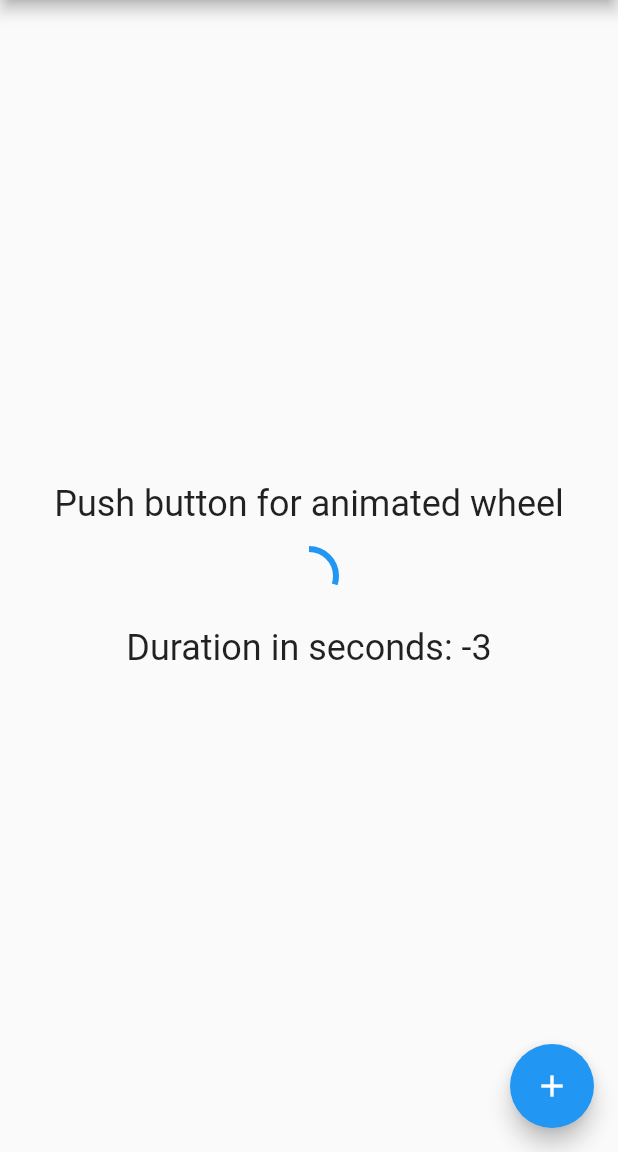
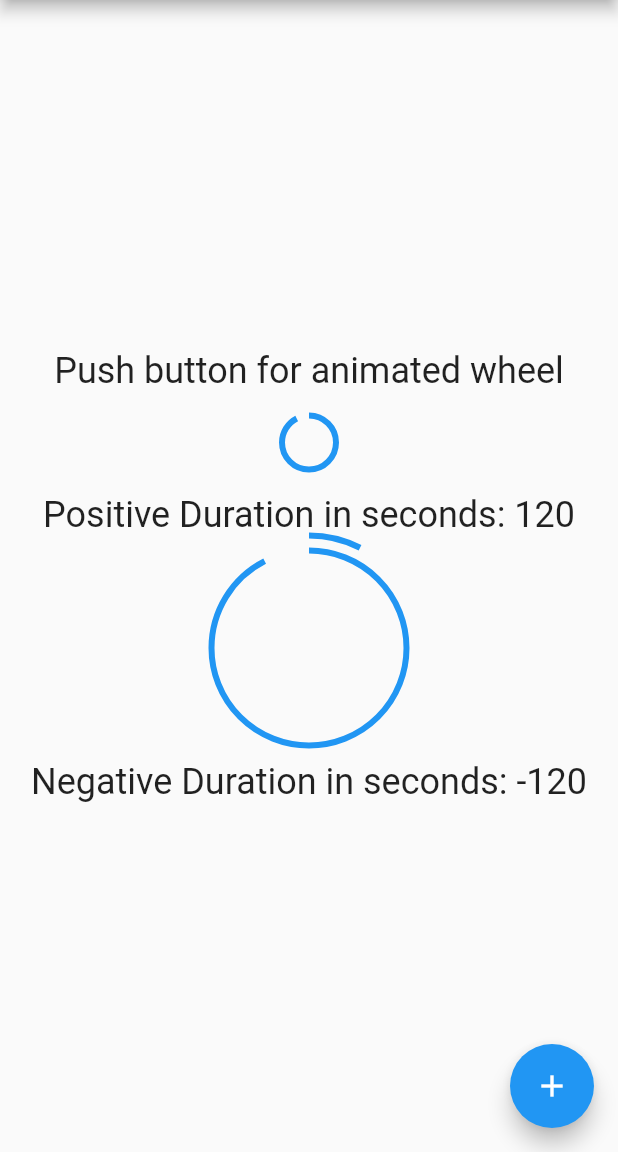
Before and after one commit to GitHubStuff/timed_wheel_widget, a Flutter app: the screen it shows after launch, after a tap on the "add" icon, on a phone screen of 412 x 824 dp, the part 84-1236 px from its top. Run offline on Flutter 3.47's test engine with Material 2 defaults, Android fonts, the phone set to English and light mode, and no system bars; our stand-ins replace bloc, equatable, flutter_bloc.

Commit message:
Tweeks in ui

```diff
--- a/example/lib/main.dart
+++ b/example/lib/main.dart
@@ -33,7 +33,8 @@ class MyHomePage extends StatefulWidget {
 }
 
 class _MyHomePageState extends State<MyHomePage> {
-  Duration duration = Duration(seconds: 5);
+  Duration _positiveDuration = Duration(minutes: 2);
+  Duration _negativeDuration = Duration(minutes: -2);
 
   @override
   Widget build(BuildContext context) {
@@ -52,24 +53,52 @@ class _MyHomePageState extends State<MyHomePage> {
               padding: const EdgeInsets.all(16.0),
               child: TimedWheelWidget(
                 callback: (pct, dur) {
-                  debugPrint('$dur $pct');
+                  debugPrint('Positive $dur $pct');
                 },
                 completion: () {
-                  debugPrint('Done');
+                  debugPrint('PosDone');
                 },
-                duration: duration,
+                duration: _positiveDuration,
               ),
             ),
-            _text('Duration in seconds: ${duration.inSeconds}'),
+            _text('Positive Duration in seconds: ${_positiveDuration.inSeconds}'),
+            Stack(
+              alignment: AlignmentDirectional.center,
+              children: [
+                SizedBox(
+                  height: 150.0,
+                  width: 150.0,
+                  child: TimedWheelWidget(
+                    callback: (pct, dur) {
+                      debugPrint('Negative $dur $pct');
+                    },
+                    completion: () {
+                      debugPrint('NegDone');
+                    },
+                    duration: _negativeDuration,
+                  ),
+                ),
+                SizedBox(
+                  height: 130.0,
+                  width: 130.0,
+                  child: TimedWheelWidget(
+                    callback: (pct, dur) {
+                      debugPrint('Negative $dur $pct');
+                    },
+                    completion: () {
+                      debugPrint('NegDone');
+                    },
+                    duration: _positiveDuration,
+                  ),
+                ),
+              ],
+            ),
+            _text('Negative Duration in seconds: ${_negativeDuration.inSeconds}'),
           ],
         ),
       ),
       floatingActionButton: FloatingActionButton(
-        onPressed: () {
-          setState(() {
-            duration = (duration.isNegative) ? Duration(seconds: 2) : Duration(seconds: -3);
-          });
-        },
+        onPressed: () {},
         tooltip: 'Increment',
         child: Icon(Icons.add),
       ), // This trailing comma makes auto-formatting nicer for build methods.
--- a/lib/timed_wheel_widget.dart
+++ b/lib/timed_wheel_widget.dart
@@ -1,6 +1,4 @@
-// Copyright 2020 LTMM. All rights reserved.
-// Uses of this source code is governed by 'The Unlicense' that can be
-// found in the LICENSE file.
+// Copyright 2021 LTMM. All rights reserved.
 
 library timed_wheel_widget;
 
--- a/lib/widget/timed_wheel_widget.dart
+++ b/lib/widget/timed_wheel_widget.dart
@@ -31,7 +31,7 @@ class _TimedWheelWidget extends State<TimedWheelWidget> {
   Widget build(BuildContext context) {
     _timedWidgetCubit = TimedWidgetCubit();
     return BlocBuilder<TimedWidgetCubit, TimedWidgetState>(
-        cubit: _timedWidgetCubit,
+        bloc: _timedWidgetCubit,
         builder: (context, sensorState) {
           switch (sensorState.timedWidgetBuilderState) {
             case TimedWidgetBuilderState.TimedWidgetInitial:
--- a/lib/widget/timed_widget_cubit.dart
+++ b/lib/widget/timed_widget_cubit.dart
@@ -1,6 +1,4 @@
-// Copyright 2020 LTMM. All rights reserved.
-// Uses of this source code is governed by 'The Unlicense' that can be
-// found in the LICENSE file.
+// Copyright 2021 LTMM. All rights reserved.
 
 import 'package:bloc/bloc.dart';
 
--- a/lib/widget/timed_widget_state.dart
+++ b/lib/widget/timed_widget_state.dart
@@ -1,6 +1,4 @@
-// Copyright 2020 LTMM. All rights reserved.
-// Uses of this source code is governed by 'The Unlicense' that can be
-// found in the LICENSE file.
+// Copyright 2021 LTMM. All rights reserved.
 
 part of 'timed_widget_states.dart';
 
```
Also changed, not shown: pubspec.yaml (+4 -4 lines), 1 other file.
